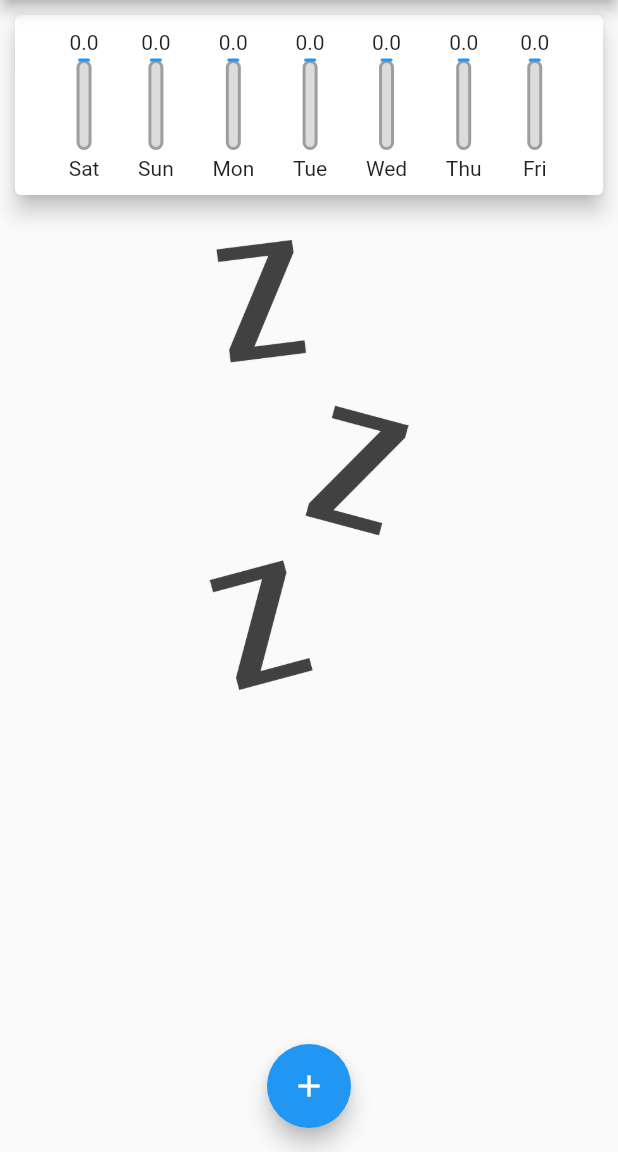
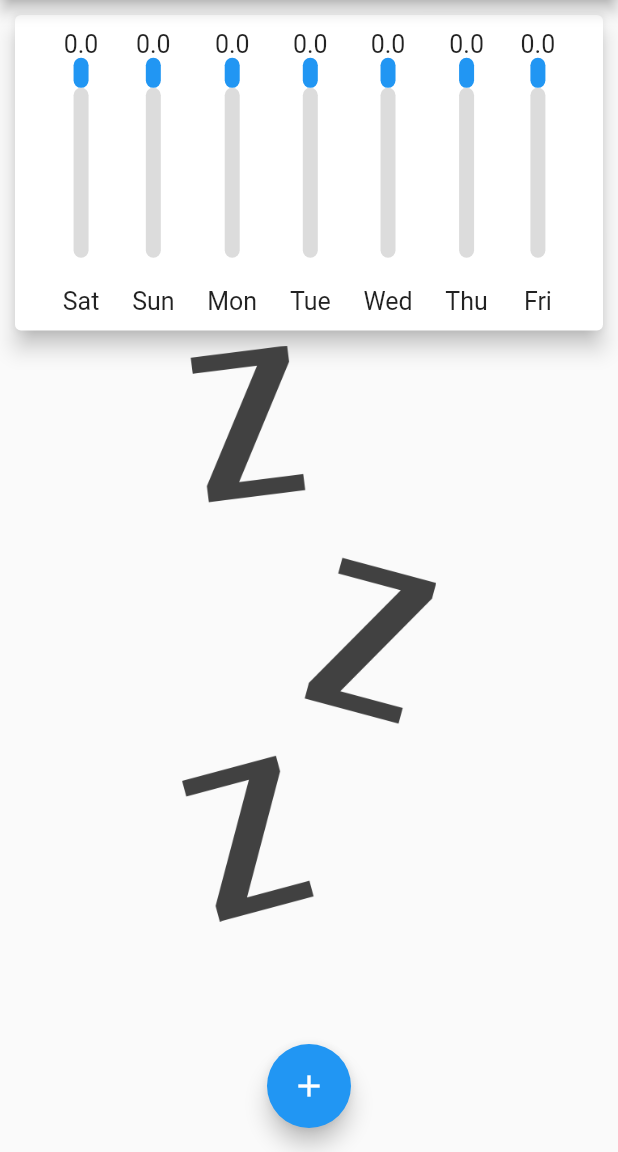
Before and after one commit to Grey-Rabbit002/Flutter, a Flutter app: the screen it shows after launch, on a phone screen of 412 x 824 dp, the part 84-1236 px from its top. Run offline on Flutter 3.47's test engine with Material 2 defaults, Android fonts, the phone set to English and light mode, and no system bars.

Commit message:
"peronsal expenses done"

```diff
--- a/personal_expenses/lib/main.dart
+++ b/personal_expenses/lib/main.dart
@@ -3,8 +3,14 @@ import 'package:personal_expenses/models/transactions.dart';
 import 'package:personal_expenses/widgets/chart.dart';
 import 'package:personal_expenses/widgets/newTransaction.dart';
 import 'package:personal_expenses/widgets/transactionList.dart';
+import 'package:flutter/services.dart';
 
 void main(List<String> args) {
+  // WidgetsFlutterBinding.ensureInitialized();
+  // SystemChrome.setPreferredOrientations([
+  //   DeviceOrientation.portraitUp,
+  //   DeviceOrientation.portraitDown,
+  // ]);
   runApp(App());
 }
 
@@ -37,6 +43,8 @@ class _MyHomePageState extends State<MyHomePage> {
     }).toList();
   }
 
+  bool showChart = false;
+
   void adduserTransaction(
       String txtitle, double txamount, DateTime chosenDate) {
     final newtx = Transaction(
@@ -44,7 +52,6 @@ class _MyHomePageState extends State<MyHomePage> {
         title: txtitle,
         amount: txamount,
         date: chosenDate);
-
     setState(() {
       userTransactions.add(newtx);
     });
@@ -66,12 +73,9 @@ class _MyHomePageState extends State<MyHomePage> {
   }
 
   Widget build(BuildContext context) {
-    return MaterialApp(
-      theme: ThemeData(
-        primarySwatch: Colors.blue,
-      ),
-      home: Scaffold(
-        appBar: AppBar(
+    final mediaquery = MediaQuery.of(context);
+    final isLandscape = mediaquery.orientation == Orientation.landscape;
+    final appbar = AppBar(
       title: const Text("Personal Expenses"),
       actions: [
         IconButton(
@@ -80,19 +84,61 @@ class _MyHomePageState extends State<MyHomePage> {
             },
             icon: const Icon(Icons.add))
       ],
+    );
+    final txListWidget = Container(
+        height: (mediaquery.size.height -
+                appbar.preferredSize.height -
+                mediaquery.padding.top) *
+            0.5,
+        child: TransactionList(userTransactions, deleteTransaction));
+
+    return MaterialApp(
+      theme: ThemeData(
+        primarySwatch: Colors.blue,
       ),
+      home: Scaffold(
+        appBar: appbar,
         body: SingleChildScrollView(
           child: Column(
             // mainAxisAlignment: MainAxisAlignment.spaceAround,
             children: <Widget>[
-              Chart(
+              if (isLandscape)
+                Row(
+                  mainAxisAlignment: MainAxisAlignment.center,
+                  children: [
+                    const Text("Show Chart"),
+                    Switch(
+                        value: showChart,
+                        onChanged: (val) {
+                          setState(() {
+                            showChart = val;
+                          });
+                        }),
+                  ],
+                ),
+              if (!isLandscape)
+                Container(
+                  height: (mediaquery.size.height -
+                          appbar.preferredSize.height -
+                          mediaquery.padding.top) *
+                      0.3,
+                  child: Chart(
                     (recentTransaction),
                   ),
-              const SizedBox(
-                height: 20,
-                width: double.infinity,
                 ),
-              TransactionList(userTransactions, deleteTransaction),
+              if (!isLandscape) txListWidget,
+              if (isLandscape)
+                showChart
+                    ? Container(
+                        height: (mediaquery.size.height -
+                                appbar.preferredSize.height -
+                                mediaquery.padding.top) *
+                            0.7,
+                        child: Chart(
+                          (recentTransaction),
+                        ),
+                      )
+                    : txListWidget,
             ],
           ),
         ),
--- a/personal_expenses/lib/widgets/chart_bar.dart
+++ b/personal_expenses/lib/widgets/chart_bar.dart
@@ -12,20 +12,24 @@ class chartBar extends StatelessWidget {
 
   @override
   Widget build(BuildContext context) {
+    return LayoutBuilder(
+      builder: (ctx, constraints) {
         return Column(
           children: [
-        FittedBox(child: Text(spentAmount.toStringAsFixed(1))),
+            Container(
+                height: constraints.maxHeight * 0.10,
+                child: FittedBox(child: Text(spentAmount.toStringAsFixed(1)))),
             SizedBox(
-          height: 4,
+              height: constraints.maxHeight * 0.05,
             ),
             Container(
-          height: 60,
+              height: constraints.maxHeight * 0.7,
               width: 10,
               child: Stack(
                 children: [
                   Container(
                     decoration: BoxDecoration(
-                  border: Border.all(color: Colors.grey, width: 2),
+                      border: Border.all(color: Colors.grey, width: 20),
                       color: Color.fromRGBO(220, 220, 220, 1),
                       borderRadius: BorderRadius.circular(20),
                     ),
@@ -35,7 +39,7 @@ class chartBar extends StatelessWidget {
                     child: Container(
                         decoration: BoxDecoration(
                       border: Border.all(
-                      color: Theme.of(context).primaryColor, width: 2),
+                          color: Theme.of(context).primaryColor, width: 20),
                       color: Theme.of(context).primaryColor,
                       borderRadius: BorderRadius.circular(20),
                     )),
@@ -44,10 +48,14 @@ class chartBar extends StatelessWidget {
               ),
             ),
             SizedBox(
-          height: 4,
+              height: constraints.maxHeight * 0.05,
             ),
-        Text(label),
+            Container(
+                height: constraints.maxHeight * 0.10,
+                child: FittedBox(child: Text(label))),
           ],
+        );
+      },
     );
   }
 }
--- a/personal_expenses/lib/widgets/transactionList.dart
+++ b/personal_expenses/lib/widgets/transactionList.dart
@@ -9,22 +9,18 @@ class TransactionList extends StatelessWidget {
   TransactionList(this.transactions, this.deletetx);
   @override
   Widget build(BuildContext context) {
+    return transactions.isEmpty
+        ? LayoutBuilder(builder: (ctx, constraints) {
             return Container(
-      height: 334,
-      child: transactions.isEmpty
-          ? Column(
-              children: [
-                Container(
-                  height: 300,
+              // height: MediaQuery.of(context).size.height * 0.7,
               child: Image.asset(
                 "images/waiting.png",
-                    // height: 300,
+                height: constraints.maxHeight * 0.5,
                 fit: BoxFit.cover,
                 // alignment: Ali,
               ),
-                ),
-              ],
-            )
+            );
+          })
         : ListView(
             children: transactions.map((tx) {
               return Card(
@@ -37,15 +33,29 @@ class TransactionList extends StatelessWidget {
                     ),
                     title: Text(tx.title),
                     subtitle: Text(DateFormat.yMMMd().format(tx.date)),
-                    trailing: IconButton(
+                    trailing: MediaQuery.of(context).size.width > 400
+                        ? Row(
+                            mainAxisAlignment: MainAxisAlignment.end,
+                            // crossAxisAlignment: CrossAxisAlignment.end,
+                            children: [
+                              const Text(
+                                "Delete",
+                                style: TextStyle(color: Colors.red),
+                              ),
+                              IconButton(
+                                onPressed: () => deletetx(tx.id),
+                                icon: const Icon(Icons.delete),
+                                color: Colors.red,
+                              ),
+                            ],
+                          )
+                        : IconButton(
                             onPressed: () => deletetx(tx.id),
                             icon: Icon(Icons.delete),
                             color: Colors.red,
-                    ),
-                  ),
+                          )),
               );
             }).toList(),
-            ),
           );
   }
 }
```
Also changed, not shown: personal_expenses/lib/widgets/newTransaction.dart (+21 -5 lines). Lines whose indentation alone changed are shown as unchanged.
